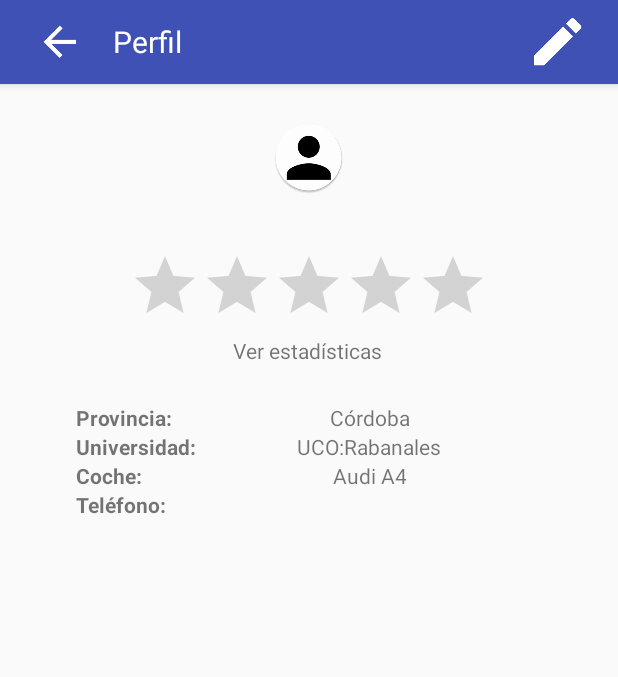
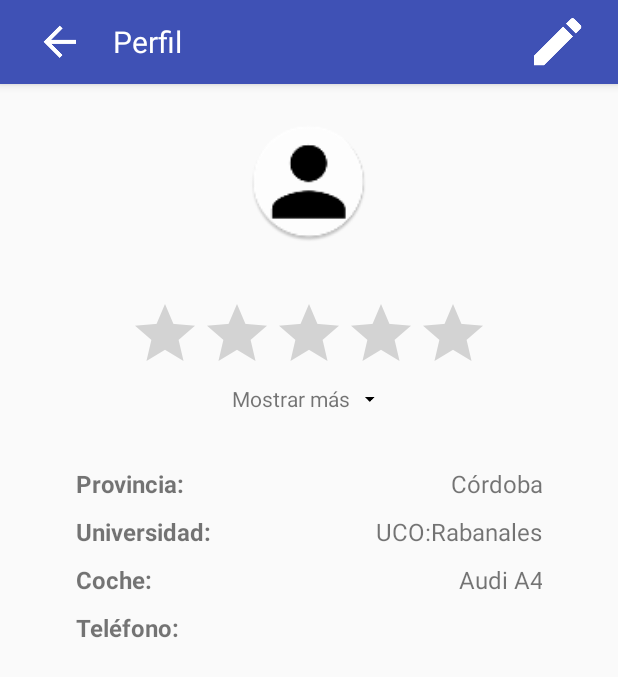
Before and after one commit to rafaelpedrajas/UCar, an Android app: the Perfil screen opened directly, with no data from a screen before it, on a phone screen of 412 x 824 dp. Shown: the top 677 px of the screen. Run offline under Robolectric (Android 15) with nearby library versions, the phone set to English and light mode, and no system bars; network calls fail.

Commit message:
Modificacion perfil

```diff
--- a/app/src/main/java/com/rafaelpedrajas/ucar/Perfil.java
+++ b/app/src/main/java/com/rafaelpedrajas/ucar/Perfil.java
@@ -65,18 +65,34 @@ public class Perfil extends AppCompatActivity
 
         //----------------Mostrar estadísticas---------
 
-        final TextView verEstadisticas = (TextView) findViewById(R.id.tvRating);
+
+        final LinearLayout verMasEstadisticas = (LinearLayout) findViewById(R.id.layout_ver_mas);
         final LinearLayout layoutEstadisticas = (LinearLayout) findViewById(R.id.estadisticas);
         final RatingBar rtb = (RatingBar)findViewById(R.id.ratingBar);
 
-        verEstadisticas.setOnClickListener(new View.OnClickListener()
+        verMasEstadisticas.setOnClickListener(new View.OnClickListener()
         {
             @Override
             public void onClick(View view)
             {
                 layoutEstadisticas.setVisibility(View.VISIBLE);
-                verEstadisticas.setVisibility(View.GONE);
+                verMasEstadisticas.setVisibility(View.GONE);
                 rtb.setVisibility(View.GONE);
+            }
+        });
+
+        //------------Mostrar menos estadísticas----------
+
+        final LinearLayout verMenosEstadisticas = (LinearLayout) findViewById(R.id.layout_ver_menos);
+
+        verMenosEstadisticas.setOnClickListener(new View.OnClickListener()
+        {
+            @Override
+            public void onClick(View view)
+            {
+                layoutEstadisticas.setVisibility(View.GONE);
+                verMasEstadisticas.setVisibility(View.VISIBLE);
+                rtb.setVisibility(View.VISIBLE);
             }
         });
 
--- a/app/src/main/res/layout/activity_perfil.xml
+++ b/app/src/main/res/layout/activity_perfil.xml
@@ -108,7 +108,7 @@
 
                 <ImageButton
                     android:layout_width="match_parent"
-                    android:layout_height="wrap_content"
+                    android:layout_height="80dp"
                     android:background="@null"
                     android:scaleType="fitCenter"
                     android:layout_gravity="center"
@@ -134,26 +134,43 @@
                     android:numStars="5"
                     />
 
-                <TextView
-                    android:id="@+id/tvRating"
-                    android:layout_width="match_parent"
+                <LinearLayout
+                    android:id="@+id/layout_ver_mas"
+                    android:layout_width="wrap_content"
                     android:layout_height="wrap_content"
                     android:layout_gravity="center"
-                    android:text="Ver estadísticas "
-                    android:textAlignment="center"
-                    />
+                    android:orientation="horizontal">
+
+                    <TextView
+                        android:id="@+id/tvRating"
+                        android:layout_width="match_parent"
+                        android:layout_height="wrap_content"
+                        android:text="Mostrar más "
+                        android:textAlignment="center"
+                        />
+                    <ImageView
+                        android:layout_width="20dp"
+                        android:layout_height="20dp"
+                        android:src="@mipmap/ic_ver_mas"
+                        android:layout_gravity="left"/>
+
+                </LinearLayout>
+
+
 
                 <LinearLayout
                     android:id="@+id/estadisticas"
                     android:layout_width="match_parent"
                     android:layout_height="wrap_content"
                     android:orientation="vertical"
+                    android:layout_gravity="center"
                     android:visibility="gone">
 
                     <LinearLayout
                         android:layout_width="match_parent"
                         android:layout_height="match_parent"
-                        android:orientation="horizontal">
+                        android:orientation="horizontal"
+                        android:layout_gravity="center">
 
                         <TextView
                             android:layout_width="wrap_content"
@@ -175,7 +192,8 @@
                     <LinearLayout
                         android:layout_width="match_parent"
                         android:layout_height="match_parent"
-                        android:orientation="horizontal">
+                        android:orientation="horizontal"
+                        android:layout_gravity="center">
 
                         <TextView
                             android:layout_width="wrap_content"
@@ -197,14 +215,15 @@
                     <LinearLayout
                         android:layout_width="match_parent"
                         android:layout_height="match_parent"
-                        android:orientation="horizontal">
+                        android:orientation="horizontal"
+                        android:layout_gravity="center">
 
                         <TextView
                             android:layout_width="wrap_content"
                             android:layout_height="wrap_content"
                             android:layout_gravity="center"
                             android:textStyle="bold"
-                            android:text="Conduccion: " />
+                            android:text="Conducción: " />
 
                         <RatingBar
                             android:id="@+id/ratingBarConduccion"
@@ -216,7 +235,30 @@
 
                     </LinearLayout>
 
+                    <LinearLayout
+                        android:id="@+id/layout_ver_menos"
+                        android:layout_width="wrap_content"
+                        android:layout_height="wrap_content"
+                        android:layout_gravity="center"
+                        android:orientation="horizontal">
+
+                        <TextView
+                            android:id="@+id/tvVerMenos"
+                            android:layout_width="match_parent"
+                            android:layout_height="wrap_content"
+                            android:text="Mostrar menos "
+                            android:textAlignment="center"
+                            />
+                        <ImageView
+                            android:layout_width="20dp"
+                            android:layout_height="20dp"
+                            android:src="@mipmap/ic_ver_menos"
+                            android:layout_gravity="left"/>
+
+                    </LinearLayout>
+
                 </LinearLayout>
+
 
 
             </LinearLayout>
@@ -235,6 +277,8 @@
                     android:layout_height="wrap_content"
                     android:layout_gravity="left"
                     android:textStyle="bold"
+                    android:textSize="16sp"
+                    android:layout_marginTop="10dp"
                     android:text="Provincia:"
                     />
 
@@ -242,8 +286,10 @@
                     android:id="@+id/tvProvinciaValor"
                     android:layout_width="wrap_content"
                     android:layout_height="wrap_content"
-                    android:layout_gravity="center"
+                    android:layout_gravity="right"
                     android:text="Córdoba"
+                    android:textSize="16sp"
+                    android:layout_marginTop="10dp"
                     android:textAlignment="center"
                     />
 
@@ -253,6 +299,8 @@
                     android:layout_height="wrap_content"
                     android:layout_gravity="left"
                     android:textStyle="bold"
+                    android:textSize="16sp"
+                    android:layout_marginTop="10dp"
                     android:text="Universidad:"
                     />
 
@@ -260,8 +308,10 @@
                     android:id="@+id/tvUniversidadValor"
                     android:layout_width="wrap_content"
                     android:layout_height="wrap_content"
-                    android:layout_gravity="center"
+                    android:layout_gravity="right"
                     android:text="UCO:Rabanales"
+                    android:textSize="16sp"
+                    android:layout_marginTop="10dp"
                     android:textAlignment="center"
                     />
 
@@ -269,8 +319,10 @@
                     android:id="@+id/tvCoche"
                     android:layout_width="wrap_content"
                     android:layout_height="wrap_content"
-                    android:layout_gravity="left"
+                    android:layout_gravity=""
                     android:textStyle="bold"
+                    android:textSize="16sp"
+                    android:layout_marginTop="10dp"
                     android:text="Coche:"
                     />
 
@@ -278,8 +330,10 @@
                     android:id="@+id/tvCocheValor"
                     android:layout_width="wrap_content"
                     android:layout_height="wrap_content"
-                    android:layout_gravity="center"
+                    android:layout_gravity="right"
+                    android:textSize="16sp"
                     android:text="Audi A4"
+                    android:layout_marginTop="10dp"
                     android:textAlignment="center"
                     />
 
@@ -288,7 +342,9 @@
                     android:layout_width="wrap_content"
                     android:layout_height="wrap_content"
                     android:layout_gravity="left"
+                    android:textSize="16sp"
                     android:textStyle="bold"
+                    android:layout_marginTop="10dp"
                     android:text="Teléfono:"
                     />
 
@@ -296,8 +352,10 @@
                     android:id="@+id/tvTelefonoValor"
                     android:layout_width="wrap_content"
                     android:layout_height="wrap_content"
-                    android:layout_gravity="center"
+                    android:layout_gravity="right"
+                    android:textSize="16sp"
                     android:text="667382203"
+                    android:layout_marginTop="10dp"
                     android:textAlignment="center"
                     />
 
```
